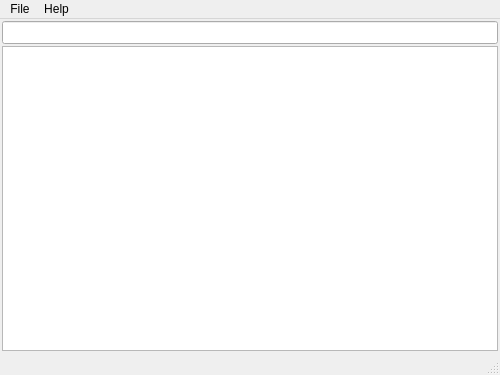
omniacreator/omniacreator, file src/serialterminal.ui: the form before one commit.
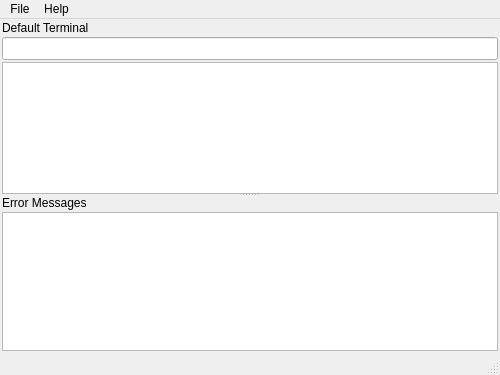
The form after the commit.

```diff
--- a/src/serialterminal.ui
+++ b/src/serialterminal.ui
@@ -32,6 +32,41 @@
       <number>2</number>
      </property>
      <item row="0" column="0">
+      <widget class="QSplitter" name="splitter">
+       <property name="orientation">
+        <enum>Qt::Vertical</enum>
+       </property>
+       <property name="handleWidth">
+        <number>2</number>
+       </property>
+       <property name="childrenCollapsible">
+        <bool>false</bool>
+       </property>
+       <widget class="QWidget" name="widget0" native="true">
+        <layout class="QVBoxLayout" name="verticalLayout0">
+         <property name="spacing">
+          <number>2</number>
+         </property>
+         <property name="leftMargin">
+          <number>0</number>
+         </property>
+         <property name="topMargin">
+          <number>0</number>
+         </property>
+         <property name="rightMargin">
+          <number>0</number>
+         </property>
+         <property name="bottomMargin">
+          <number>0</number>
+         </property>
+         <item>
+          <widget class="QLabel" name="xlabel">
+           <property name="text">
+            <string>Default Terminal</string>
+           </property>
+          </widget>
+         </item>
+         <item>
       <widget class="QLineEdit" name="tx">
        <property name="font">
         <font>
@@ -46,7 +81,7 @@
        </property>
       </widget>
      </item>
-     <item row="1" column="0">
+         <item>
       <widget class="QPlainTextEdit" name="rx">
        <property name="font">
         <font>
@@ -65,6 +100,57 @@
        <property name="readOnly">
         <bool>true</bool>
        </property>
+          </widget>
+         </item>
+        </layout>
+       </widget>
+       <widget class="QWidget" name="widget1" native="true">
+        <layout class="QVBoxLayout" name="verticalLayout1">
+         <property name="spacing">
+          <number>2</number>
+         </property>
+         <property name="leftMargin">
+          <number>0</number>
+         </property>
+         <property name="topMargin">
+          <number>0</number>
+         </property>
+         <property name="rightMargin">
+          <number>0</number>
+         </property>
+         <property name="bottomMargin">
+          <number>0</number>
+         </property>
+         <item>
+          <widget class="QLabel" name="errorLabel">
+           <property name="text">
+            <string>Error Messages</string>
+           </property>
+          </widget>
+         </item>
+         <item>
+          <widget class="QPlainTextEdit" name="errorLog">
+           <property name="font">
+            <font>
+             <family>Courier</family>
+            </font>
+           </property>
+           <property name="tabChangesFocus">
+            <bool>true</bool>
+           </property>
+           <property name="undoRedoEnabled">
+            <bool>false</bool>
+           </property>
+           <property name="lineWrapMode">
+            <enum>QPlainTextEdit::NoWrap</enum>
+           </property>
+           <property name="readOnly">
+            <bool>true</bool>
+           </property>
+          </widget>
+         </item>
+        </layout>
+       </widget>
       </widget>
      </item>
     </layout>
```
Lines whose indentation alone changed are shown as unchanged.
